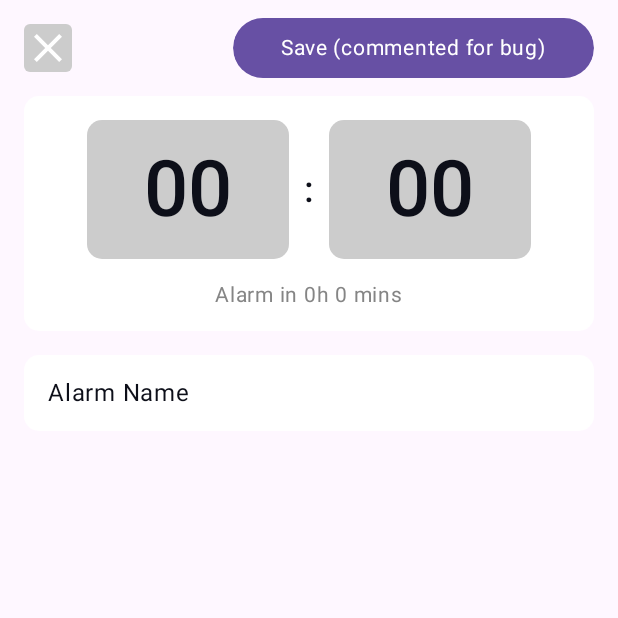
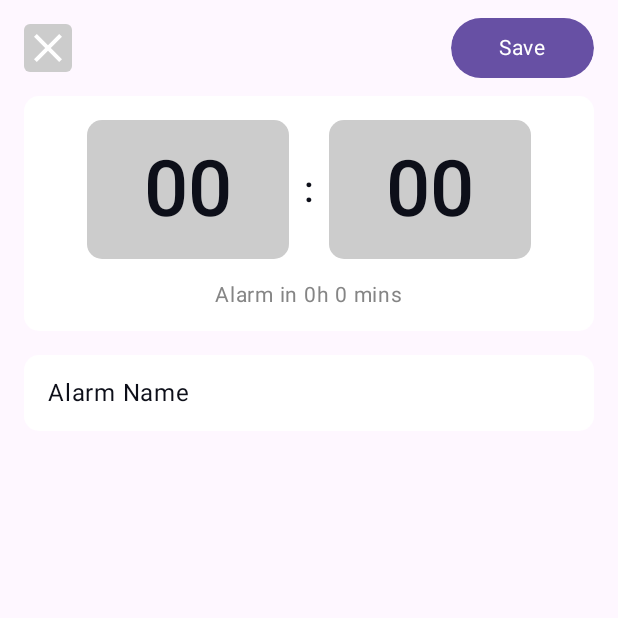
Before and after one commit to haritsbachtiar/wakeywakey, an Android app built with Jetpack Compose: the AlarmDetailScreen screen opened through its navigation route, on a phone screen of 412 x 824 dp, the top half of it. Run offline under Robolectric (Android 15) with nearby library versions, the phone set to English and light mode, and no system bars; libraries missing offline, so code that uses them is left out: io.realm.kotlin; 1 statement that could not run was skipped.

Commit message:
Handle Alarm List and Update Save Realm

```diff
--- a/composeApp/src/commonMain/kotlin/org/example/project/alarm/WakeyWakeyApp.kt
+++ b/composeApp/src/commonMain/kotlin/org/example/project/alarm/WakeyWakeyApp.kt
@@ -1,5 +1,6 @@
 package org.example.project.alarm
 
+import androidx.compose.foundation.layout.fillMaxHeight
 import androidx.compose.foundation.layout.fillMaxSize
 import androidx.compose.foundation.layout.padding
 import androidx.compose.foundation.rememberScrollState
@@ -20,6 +21,7 @@ import androidx.compose.runtime.Composable
 import androidx.compose.runtime.getValue
 import androidx.compose.ui.Modifier
 import androidx.lifecycle.compose.collectAsStateWithLifecycle
+import androidx.lifecycle.viewmodel.compose.viewModel
 import androidx.navigation.NavHostController
 import androidx.navigation.compose.NavHost
 import androidx.navigation.compose.composable
@@ -74,13 +76,12 @@ fun WakeyWakeyApp(
             startDestination = WakeyWakeyScreen.AlarmListScreen.name,
             modifier = Modifier
                 .fillMaxSize()
-                .verticalScroll(rememberScrollState())
-                .padding(innerPadding)
         ) {
             composable(route = WakeyWakeyScreen.AlarmListScreen.name) {
                 AlarmListScreen(
                     alarms = alarmState.alarms,
-                    onCardClick = {
+                    onCardClick = { action: AlarmsAction ->
+                        alarmsViewModel.onAction(action)
                         navController.navigate(WakeyWakeyScreen.AlarmDetailScreen.name)
                     }
                 )
@@ -91,7 +92,13 @@ fun WakeyWakeyApp(
                     alarmState = alarmState,
                     onAction = { action: AlarmsAction ->
                         alarmsViewModel.onAction(action)
-                    }
+                        if(action is AlarmsAction.OnAlarmsCreate) {
+                            navController.navigateUp()
+                        }
+                    },
+                    modifier = Modifier
+                        .verticalScroll(rememberScrollState())
+                        .padding(innerPadding)
                 )
             }
             composable(route = WakeyWakeyScreen.AlarmTriggerScreen.name) {
--- a/composeApp/src/commonMain/kotlin/org/example/project/alarm/data/LocalAlarmDataSourceImp.kt
+++ b/composeApp/src/commonMain/kotlin/org/example/project/alarm/data/LocalAlarmDataSourceImp.kt
@@ -12,10 +12,19 @@ class LocalAlarmDataSourceImp(
 ) : AlarmDataSource {
     override suspend fun writeAlarm(alarmTable: AlarmTable) {
         realmDbClient.realm.write {
-            this.copyToRealm(
-                instance = alarmTable,
-                updatePolicy = UpdatePolicy.ALL
-            )
+            val existingAlarm = findLatest(alarmTable)
+            if(existingAlarm != null) {
+                existingAlarm.name = alarmTable.name
+                existingAlarm.hour = alarmTable.hour
+                existingAlarm.minute = alarmTable.minute
+                existingAlarm.isActive = alarmTable.isActive
+                copyToRealm(existingAlarm, updatePolicy = UpdatePolicy.ALL)
+            } else {
+                copyToRealm(
+                    instance = alarmTable,
+                    updatePolicy = UpdatePolicy.ALL
+                )
+            }
         }
     }
 
--- a/composeApp/src/commonMain/kotlin/org/example/project/alarm/presentations/AlarmsAction.kt
+++ b/composeApp/src/commonMain/kotlin/org/example/project/alarm/presentations/AlarmsAction.kt
@@ -4,7 +4,7 @@ import org.example.project.alarm.presentations.model.AlarmUI
 
 sealed interface AlarmsAction {
     data class OnAlarmClick(val alarmUI: AlarmUI) : AlarmsAction
-    data class OnAlarmsCreate(val alarmUI: AlarmUI) : AlarmsAction
+    data object OnAlarmsCreate : AlarmsAction
     data class OnAlarmsUpdate(val alarmUI: AlarmUI) : AlarmsAction
     data class OnAlarmsDelete(val alarmUI: AlarmUI) : AlarmsAction
     data class UpdateAlarmName(val name: String) : AlarmsAction
--- a/composeApp/src/commonMain/kotlin/org/example/project/alarm/presentations/detail/AlarmDetailScreen.kt
+++ b/composeApp/src/commonMain/kotlin/org/example/project/alarm/presentations/detail/AlarmDetailScreen.kt
@@ -82,16 +82,13 @@ fun AlarmDetailScreen(
             Button(
                 contentPadding = PaddingValues(horizontal = 32.dp, vertical = 8.dp),
                 modifier = Modifier.clip(RoundedCornerShape(100)),
-                onClick = {}
+                onClick = {
+                    onAction(
+                        AlarmsAction.OnAlarmsCreate
+                    )
+                }
             ) {
-                Text("Save (commented for bug)", color = Color.White)
-//                onAction(
-//                    AlarmsAction.OnAlarmsCreate(
-//                        alarmUI = AlarmUI(
-//                            name = "test alarm"
-//                        )
-//                    )
-//                )
+                Text("Save", color = Color.White)
             }
         }
         AlarmTime(
--- a/composeApp/src/commonMain/kotlin/org/example/project/alarm/presentations/list/AlarmListScreen.kt
+++ b/composeApp/src/commonMain/kotlin/org/example/project/alarm/presentations/list/AlarmListScreen.kt
@@ -1,6 +1,7 @@
 package org.example.project.alarm.presentations.list
 
 import androidx.compose.foundation.layout.Arrangement
+import androidx.compose.foundation.layout.Box
 import androidx.compose.foundation.layout.Column
 import androidx.compose.foundation.layout.Spacer
 import androidx.compose.foundation.layout.fillMaxSize
@@ -15,19 +16,22 @@ import androidx.compose.ui.Alignment
 import androidx.compose.ui.Modifier
 import androidx.compose.ui.text.style.TextAlign
 import androidx.compose.ui.unit.dp
+import org.example.project.alarm.presentations.AlarmsAction
 import org.example.project.alarm.presentations.list.components.AlarmListItem
 import org.example.project.alarm.presentations.model.AlarmUI
 
 @Composable
 fun AlarmListScreen(
     alarms: List<AlarmUI>,
-    onCardClick: (AlarmUI) -> Unit,
+    onCardClick: (AlarmsAction) -> Unit,
     modifier: Modifier = Modifier
 ) {
-
+    Box(
+        modifier = modifier.fillMaxSize().padding(16.dp)
+    ) {
         if (alarms.isNotEmpty()) {
             LazyColumn(
-            modifier = modifier,
+                modifier = Modifier.fillMaxSize()
             ) {
                 items(alarms) {
                     AlarmListItem(it, onCardClick)
@@ -38,9 +42,7 @@ fun AlarmListScreen(
             }
         } else {
             Column(
-            modifier = modifier
-                .fillMaxSize()
-                .padding(16.dp),
+                modifier = Modifier.fillMaxSize(),
                 verticalArrangement = Arrangement.Center,
                 horizontalAlignment = Alignment.CenterHorizontally
             ) {
@@ -53,3 +55,4 @@ fun AlarmListScreen(
             }
         }
     }
+}
```
Also changed, not shown: composeApp/src/androidMain/kotlin/org/example/project/MainActivity.kt (+7 -1 lines), composeApp/src/commonMain/kotlin/org/example/project/alarm/presentations/AlarmsViewModel.kt (+7 -6 lines), composeApp/src/commonMain/kotlin/org/example/project/alarm/presentations/detail/component/AlarmTimePickerDialog.kt (+15 -2 lines), composeApp/src/commonMain/kotlin/org/example/project/alarm/presentations/list/components/AlarmListItem.kt (+11 -10 lines). Lines whose indentation alone changed are shown as unchanged.
